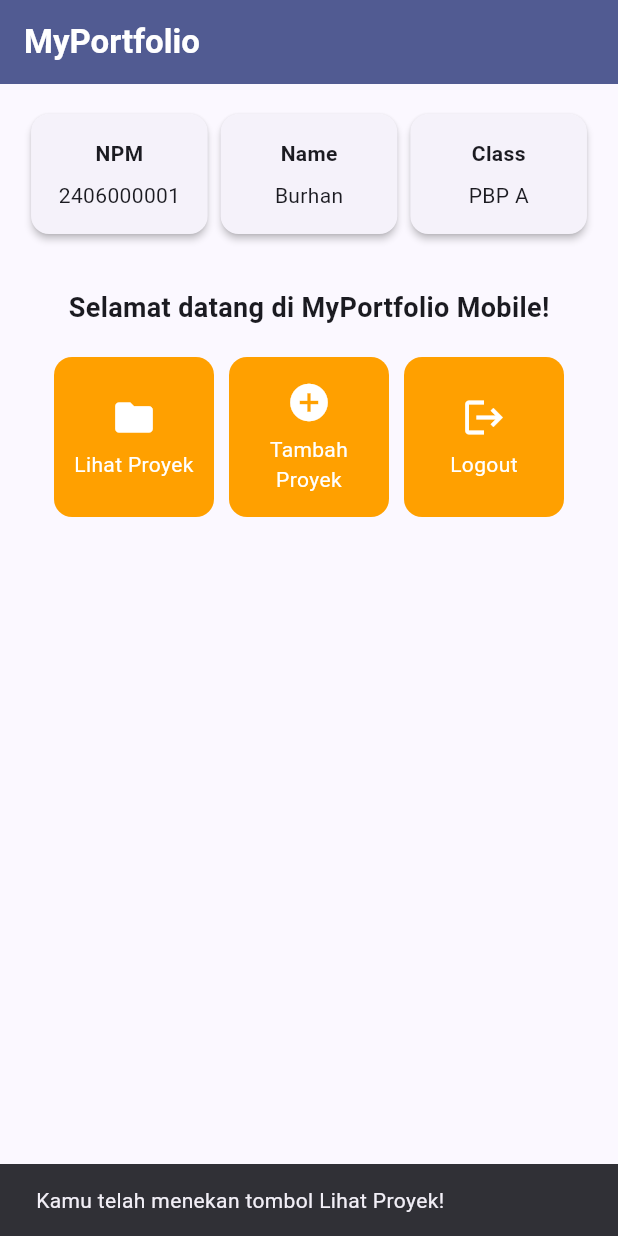
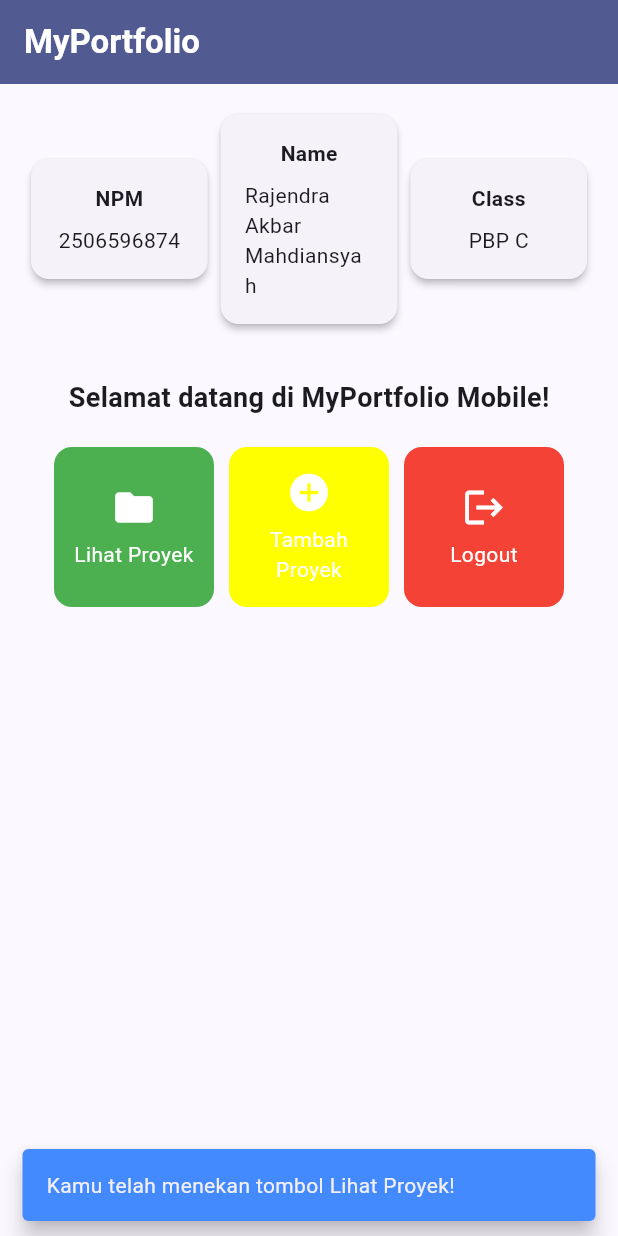
Before and after one commit to jendoraa/myportofolio-mobile, a Flutter app: the screen it shows after launch, after a tap on "Lihat Proyek", on a phone screen of 412 x 824 dp. Run offline on Flutter 3.47's test engine with Material 3 defaults, Android fonts, the phone set to English and light mode, and no system bars.

Commit message:
feat: Tugas 1 - mengganti identitas, warna tombol, dan argumen snackbar

```diff
--- a/lib/menu.dart
+++ b/lib/menu.dart
@@ -3,21 +3,22 @@ import 'package:flutter/material.dart';
 class ItemHomepage {
   final String name;
   final IconData icon;
+  final Color color;
 
-  ItemHomepage(this.name, this.icon);
+  ItemHomepage(this.name, this.icon, this.color);
 }
 
 class MyHomePage extends StatelessWidget {
   MyHomePage({super.key});
 
-  final String npm = "2406000001";
-  final String nama = "Burhan";
-  final String kelas = "PBP A";
+  final String npm = "2506596874";
+  final String nama = "Rajendra Akbar Mahdiansyah";
+  final String kelas = "PBP C";
 
   final List<ItemHomepage> items = [
-    ItemHomepage("Lihat Proyek", Icons.folder),
-    ItemHomepage("Tambah Proyek", Icons.add_circle),
-    ItemHomepage("Logout", Icons.logout),
+    ItemHomepage("Lihat Proyek", Icons.folder, Colors.green),
+    ItemHomepage("Tambah Proyek", Icons.add_circle, Colors.yellowAccent),
+    ItemHomepage("Logout", Icons.logout, Colors.red),
   ];
 
     @override
@@ -27,11 +28,11 @@ class MyHomePage extends StatelessWidget {
       // AppBar menampilkan bar bagian atas halaman aplikasi.
       appBar: AppBar(
         title: const Text(
-          'MyPortfolio',
-          style: TextStyle(
-            color: Colors.white,
-            fontWeight: FontWeight.bold,
-          ),
+              'MyPortfolio',
+              style: TextStyle(
+                color: Colors.white,
+                fontWeight: FontWeight.bold,
+              ),
         ),
         backgroundColor: Theme.of(context).colorScheme.primary,
       ),
@@ -132,7 +133,7 @@ class ItemCard extends StatelessWidget {
   Widget build(BuildContext context) {
     return Material(
       // Menggunakan warna sekunder dari skema tema aplikasi.
-      color: Theme.of(context).colorScheme.secondary,
+      color: item.color,
       borderRadius: BorderRadius.circular(12),
       child: InkWell(
         // Aksi ketika kartu ditekan oleh pengguna.
@@ -141,7 +142,11 @@ class ItemCard extends StatelessWidget {
           ScaffoldMessenger.of(context)
             ..hideCurrentSnackBar()
             ..showSnackBar(
-              SnackBar(content: Text("Kamu telah menekan tombol ${item.name}!"))
+              SnackBar(
+                content: Text("Kamu telah menekan tombol ${item.name}!"),
+                backgroundColor: Colors.blueAccent,
+                behavior: SnackBarBehavior.floating,
+                duration: const Duration(seconds: 2))
             );
         },
         child: Container(
```
